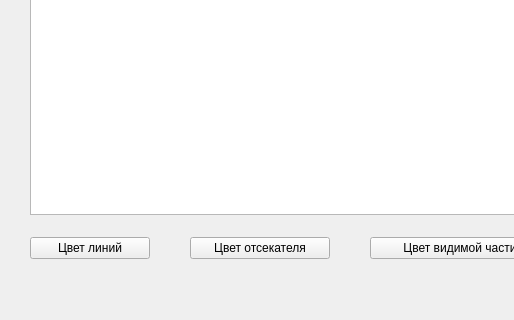
Before: the Qt Designer form lab_07_00/forms/mainwindow.ui in Oolonge/computer-graphics, drawn with Qt 5; both pictures show x 0 to 514 and y 251 to 571 of the 820 by 571 pixel window.
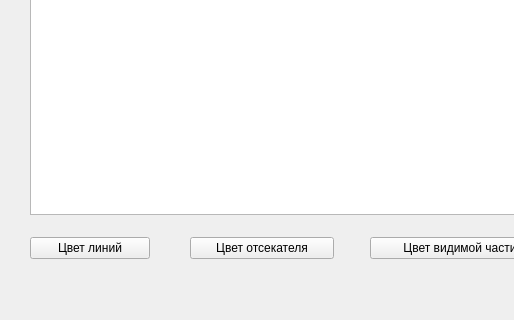
After: the same form once the commit is applied. Icons and pictures are not drawn.

```diff
--- a/lab_07_00/forms/mainwindow.ui
+++ b/lab_07_00/forms/mainwindow.ui
@@ -256,7 +256,7 @@
      <rect>
       <x>190</x>
       <y>460</y>
-      <width>171</width>
+      <width>175</width>
       <height>41</height>
      </rect>
     </property>
```
Left out of the diff: 8 changed lines with no effect on the pictures.
